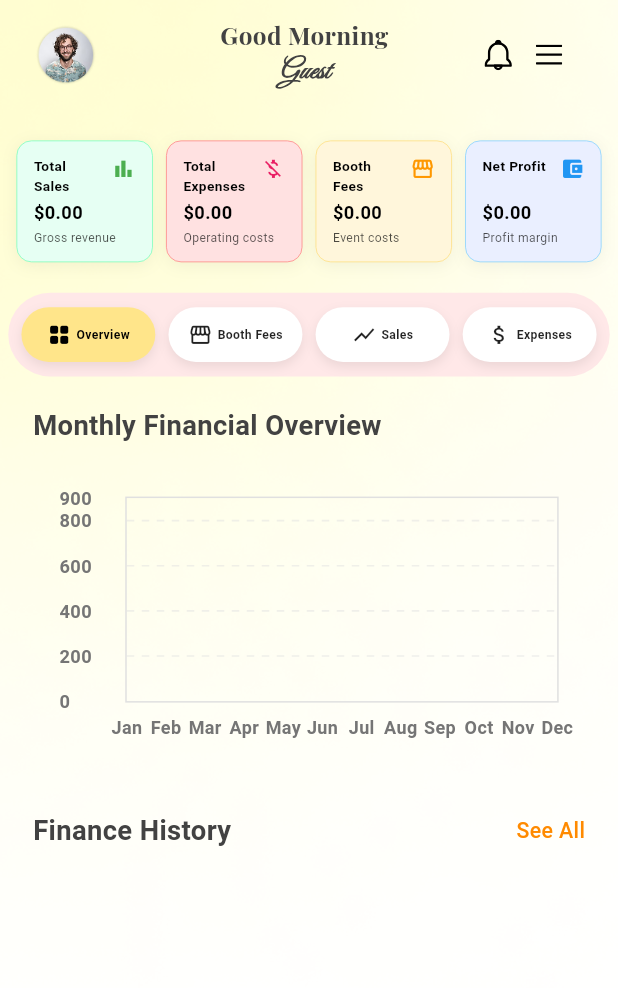
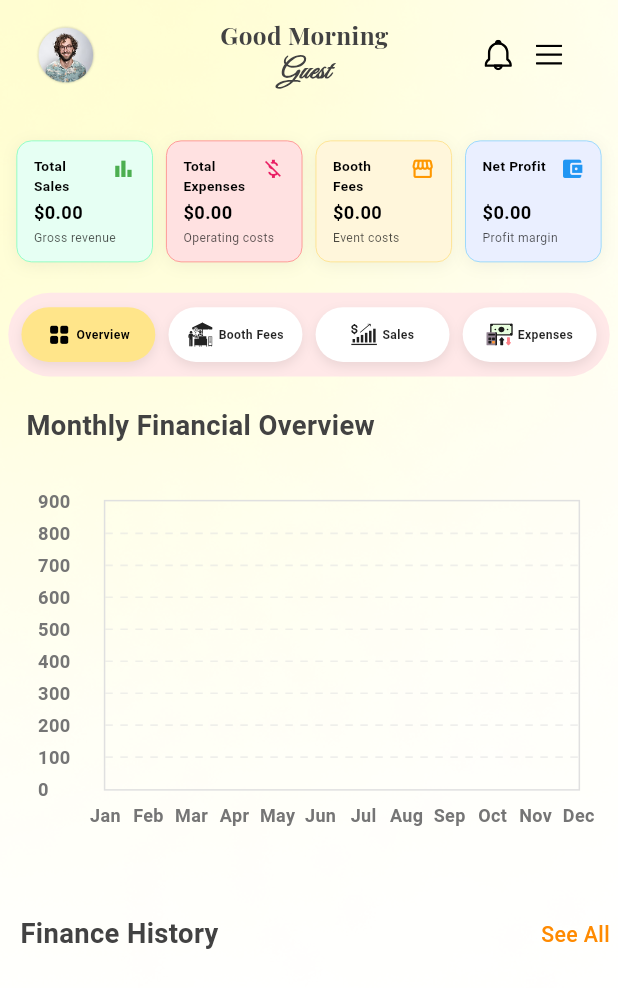
Before and after one commit to Rafaiya117/ys_beauty, a Flutter app: the FinancesPage screen opened by its route, on a phone screen of 412 x 824 dp. Shown: the top 988 px of the screen. Run offline on Flutter 3.47's test engine with Material 3 defaults, Android fonts, the phone set to English and light mode, and no system bars; drawn by our look-alikes of fl_chart; our stand-ins replace flutter_screenutil, flutter_svg, google_fonts, image_picker, shared_preferences, table_calendar; accounts and stored records are empty; network calls fail.

Commit message:
25/10/25

```diff
--- a/lib/features/events/view/create_event_page.dart
+++ b/lib/features/events/view/create_event_page.dart
@@ -965,6 +965,7 @@ class CreateEventPage extends StatelessWidget {
   final TimeOfDay? picked = await showTimePicker(
     context: context,
     initialTime: initialTime,
+    initialEntryMode: TimePickerEntryMode.input, // ✅ Added this line
     builder: (BuildContext context, Widget? child) {
       return Theme(
         data: Theme.of(context).copyWith(
@@ -989,6 +990,7 @@ class CreateEventPage extends StatelessWidget {
     }
   }
 }
+
 
   TimeOfDay _parseTimeString(String timeString) {
     try {
--- a/lib/features/finances/view/finances_page.dart
+++ b/lib/features/finances/view/finances_page.dart
@@ -432,7 +432,7 @@ class FinancesPage extends StatelessWidget {
           Expanded(
             child: _buildTab(
               'Booth Fees',
-              Icons.storefront_outlined, // closer to screenshot
+              'assets/icons/create_event_booth.svg',
               1,
               viewModel.selectedTabIndex == 1,
               () => viewModel.selectTab(1),
@@ -442,7 +442,7 @@ class FinancesPage extends StatelessWidget {
           Expanded(
             child: _buildTab(
               'Sales',
-              Icons.show_chart, // bar chart style
+              'assets/icons/sales.svg', // bar chart style
               2,
               viewModel.selectedTabIndex == 2,
               () => viewModel.selectTab(2),
@@ -452,10 +452,11 @@ class FinancesPage extends StatelessWidget {
           Expanded(
             child: _buildTab(
               'Expenses',
-              Icons.attach_money, // cash icon
+              'assets/icons/expenses_1.svg',
               3,
               viewModel.selectedTabIndex == 3,
               () => viewModel.selectTab(3),
+              preserveSvgColor: true,
             ),
           ),
         ],
@@ -463,7 +464,14 @@ class FinancesPage extends StatelessWidget {
     );
   }
 
-  Widget _buildTab(String title,IconData icon,int index,bool isSelected,VoidCallback onTap,) {
+  Widget _buildTab(
+  String title,
+  dynamic icon,
+  int index,
+  bool isSelected,
+  VoidCallback onTap, {
+  bool preserveSvgColor = false, // 👈 optional flag
+}) {
   return GestureDetector(
     onTap: onTap,
     child: Container(
@@ -482,10 +490,22 @@ class FinancesPage extends StatelessWidget {
       child: Row(
         mainAxisAlignment: MainAxisAlignment.center,
         children: [
-            Icon(
+          icon is IconData
+              ? Icon(
                   icon,
                   size: 16.sp,
                   color: isSelected ? Colors.black : Colors.black87,
+                )
+              : SvgPicture.asset(
+                  icon,
+                  width: 16.w,
+                  height: 16.h,
+                  colorFilter: preserveSvgColor
+                    ? null
+                    : ColorFilter.mode(
+                      isSelected ? Colors.black : Colors.black87,
+                      BlendMode.srcIn,
+                  ),
                 ),
               SizedBox(width: 3.w),
               Flexible(
@@ -522,12 +542,14 @@ class FinancesPage extends StatelessWidget {
 
  Widget _buildOverviewContent(FinancesViewModel viewModel) {
   return Padding(
-      padding: EdgeInsets.symmetric(horizontal: 20.w),
+    padding: EdgeInsets.symmetric(horizontal: 5.w),
     child: Column(
       crossAxisAlignment: CrossAxisAlignment.start,
       children: [
         // Monthly Financial Overview
-          Text(
+        Padding(
+          padding: const EdgeInsets.only(left:12.0),
+          child: Text(
             'Monthly Financial Overview',
             style: TextStyle(
               fontSize: 18.sp,
@@ -535,24 +557,26 @@ class FinancesPage extends StatelessWidget {
               color: const Color(0xFF424242),
             ),
           ),
+        ),
 
         SizedBox(height: 16.h),
 
         // Chart
         Container(
-            height: 200.h,
-            padding: EdgeInsets.all(16.w),
+          height: 260.h,
+          width: double.infinity,
+          padding: EdgeInsets.all(18.w),
           child: LineChart(
             LineChartData(
               gridData: FlGridData(
                 show: true,
                 drawVerticalLine: false,
-                  horizontalInterval: 200,
+                horizontalInterval: 100, // dashed line every 100
                 getDrawingHorizontalLine: (value) {
                   return FlLine(
-                      color: const Color(0xFFE0E0E0).withValues(alpha: 0.5),
+                    color: const Color(0xFFE0E0E0).withOpacity(0.5),
                     strokeWidth: 1.w,
-                      dashArray: [5, 5],
+                    dashArray: [5, 5], // dashed line
                   );
                 },
               ),
@@ -627,7 +651,7 @@ class FinancesPage extends StatelessWidget {
                 leftTitles: AxisTitles(
                   sideTitles: SideTitles(
                     showTitles: true,
-                      interval: 200,
+                    interval: 100, // match horizontal dashed line
                     getTitlesWidget: (double value, TitleMeta meta) {
                       return Text(
                         value.toInt().toString(),
@@ -649,21 +673,20 @@ class FinancesPage extends StatelessWidget {
               minX: 0,
               maxX: 11,
               minY: 0,
-                maxY: 900,
+              maxY: viewModel.getDynamicMaxY().clamp(900, double.infinity),
               lineBarsData: [
                 LineChartBarData(
                   spots: viewModel.getChartData(),
                   isCurved: true,
-                    color: const Color(0xFF2E7D32), // Dark green line
+                  preventCurveOverShooting: true,
+                  color: const Color(0xFF2E7D32),
                   barWidth: 3.w,
                   isStrokeCapRound: true,
                   dotData: FlDotData(
                     show: true,
                     getDotPainter: (spot, percent, barData, index) {
-                        // Get current month index (1–12) → convert to 0-based index
                       final currentMonthIndex = DateTime.now().month - 1;
                       if (index == currentMonthIndex) {
-                          // Highlight the current month dot
                         return FlDotCirclePainter(
                           radius: 6.r,
                           color: Colors.black,
@@ -677,9 +700,7 @@ class FinancesPage extends StatelessWidget {
                       );
                     },
                   ),
-                    belowBarData: BarAreaData(
-                      show: false,
-                    ),
+                  belowBarData: BarAreaData(show: false),
                 ),
               ],
               lineTouchData: LineTouchData(
@@ -711,12 +732,14 @@ class FinancesPage extends StatelessWidget {
         ),
 
         SizedBox(height: 24.h),
+
         // Event History
         _buildEventHistory(viewModel),
       ],
     ),
   );
 }
+
 
   Widget _buildEventHistory(FinancesViewModel viewModel) {
   return Column(
@@ -725,12 +748,15 @@ class FinancesPage extends StatelessWidget {
       Row(
         mainAxisAlignment: MainAxisAlignment.spaceBetween,
         children: [
-          Text(
+          Padding(
+            padding: const EdgeInsets.all(8.0),
+            child: Text(
               'Finance History',
               style: TextStyle(
                 fontSize: 18.sp,
                 fontWeight: FontWeight.bold,
                 color: const Color(0xFF424242),
+              ),
             ),
           ),
           GestureDetector(
@@ -747,7 +773,9 @@ class FinancesPage extends StatelessWidget {
         ],
       ),
       SizedBox(height: 16.h),
-      Column(
+      Padding(
+        padding: const EdgeInsets.all(8.0),
+        child: Column(
           children: viewModel.eventHistory.map((event) {
             return Container(
               margin: EdgeInsets.only(bottom: 10.h),
@@ -808,6 +836,7 @@ class FinancesPage extends StatelessWidget {
               ),
             );
           }).toList(),
+        ),
       ),
     ],
   );
--- a/lib/features/finances/viewmodel/finances_viewmodel.dart
+++ b/lib/features/finances/viewmodel/finances_viewmodel.dart
@@ -417,6 +417,14 @@ class FinancesViewModel extends ChangeNotifier {
     );
   }
 
+  //!--------------new added ------------!
+  double getDynamicMaxY() {
+  if (_monthlyData.isEmpty) return 100;
+  final maxSales = _monthlyData.map((e) => e.sales).reduce((a, b) => a > b ? a : b);
+  return (maxSales * 1.2).clamp(100, double.infinity); // adds 20% headroom
+}
+
+
   @override
   void dispose() {
     _boothEventController.dispose();
--- a/lib/features/help/view/help_support_page.dart
+++ b/lib/features/help/view/help_support_page.dart
@@ -180,7 +180,7 @@ class HelpSupportPage extends StatelessWidget {
           // Orange envelope icon
           Icon(
             Icons.email_outlined,
-            color: const Color(0xFFFF8A00),
+            color:Color(0xFF1B1B1B), //const Color(0xFFFF8A00),
             size: 20.sp,
           ),
           SizedBox(width: 12.w),
--- a/lib/features/navigation/view/main_navigation_page.dart
+++ b/lib/features/navigation/view/main_navigation_page.dart
@@ -188,7 +188,7 @@ class MainNavigationPage extends StatelessWidget {
           width: 56.w,
           height: 56.h,
           decoration: BoxDecoration(
-            color: const Color(0xFFFFA066), // Orange background
+            color:Color(0xFF1B1B1B),//Colors.black, //const Color(0xFFFFA066),
             shape: BoxShape.circle,
             // boxShadow: [
             //   BoxShadow(
```
Also changed, not shown: lib/features/edit_financial_details/repository/edit_financial_details_repository.dart (+25 -6 lines), lib/features/edit_financial_details/view/edit_financial_details_page.dart (+18 -16 lines), lib/features/edit_financial_details/viewmodel/edit_financial_details_viewmodel.dart (+7 -7 lines), lib/features/events/view/events_page.dart (+73 -66 lines), lib/features/finances_view/view/finances_view_page.dart (+16 -31 lines), lib/features/home/view/home_page.dart (+59 -36 lines), assets/icons/expenses_1.svg (added), assets/icons/overview.svg (added), assets/icons/sales.svg (added). Lines whose indentation alone changed are shown as unchanged.
